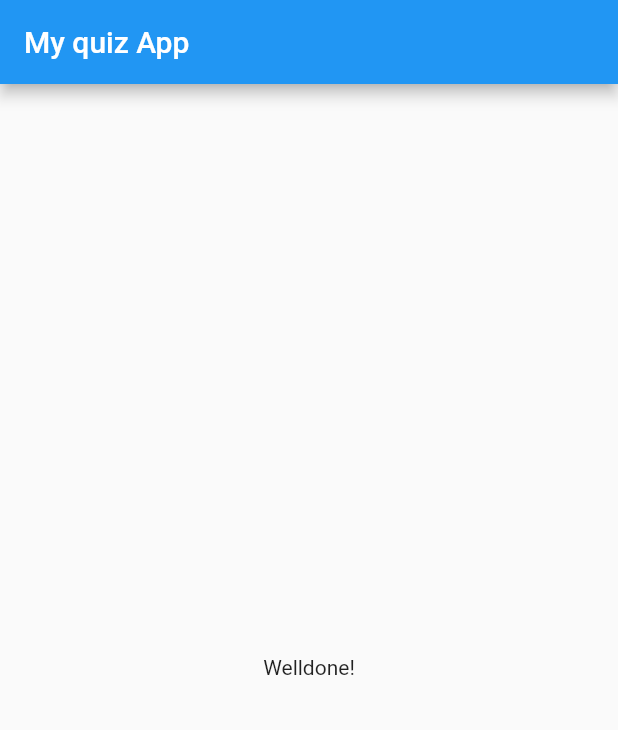
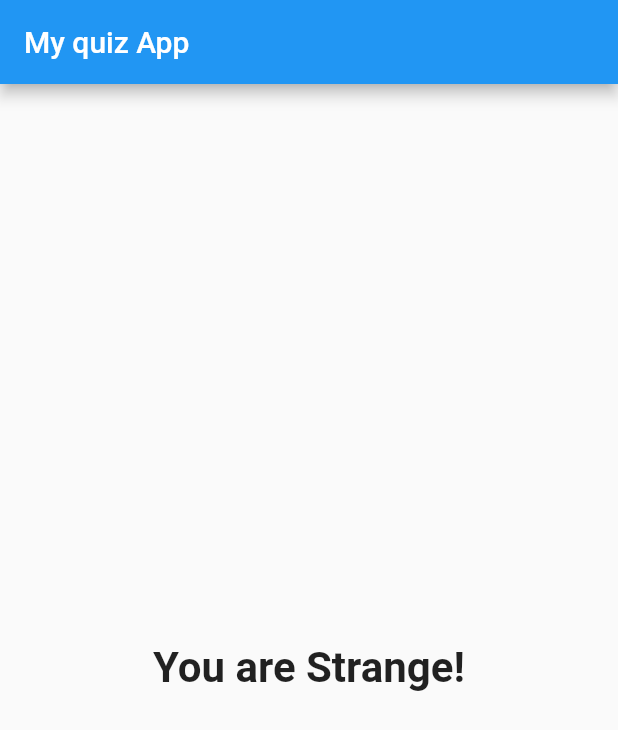
Before and after one commit to eldeeno/quiz_app, a Flutter app: the screen it shows after launch, after a tap on "Black", after a tap on "Cat", after a tap on "Toyota", on a phone screen of 412 x 824 dp. Shown: the top 730 px of the screen. Run offline on Flutter 3.47's test engine with Material 2 defaults, Android fonts, the phone set to English and light mode, and no system bars.

Commit message:
Added quiz result display

```diff
--- a/lib/main.dart
+++ b/lib/main.dart
@@ -14,21 +14,38 @@ class MyApp extends StatefulWidget {
 
 class _MyAppState extends State {
   int _questionIndex = 0;
+  int _totScore = 0;
   final _questions = const [
     {
       'questiontext': 'What\'s your favorite color?',
-      'answers': ['Black', 'Red', 'Blue', 'Green']
+      'answers': [
+        {'text': 'Black', 'score': 10},
+        {'text': 'Red', 'score': 5},
+        {'text': 'Blue', 'score': 3},
+        {'text': 'Green', 'score': 2}
+      ]
     },
     {
       'questiontext': 'What\'s your favorite animal?',
-      'answers': ['Dog', 'Cat', 'Horse', 'Camel']
+      'answers': [
+        {'text': 'Dog', 'score': 10},
+        {'text': 'Cat', 'score': 2},
+        {'text': 'Horse', 'score': 4},
+        {'text': 'Camel', 'score': 6}
+      ]
     },
     {
       'questiontext': 'What\'s your favorite car brand?',
-      'answers': ['Mercedes', 'BMW', 'Toyota', 'Bema']
+      'answers': [
+        {'text': 'Mercedes', 'score': 10},
+        {'text': 'BMW', 'score': 8},
+        {'text': 'Toyota', 'score': 3},
+        {'text': 'Bentley', 'score': 5}
+      ]
     },
   ];
-  void _answerQuestion() {
+  void _answerQuestion(int score) {
+    _totScore += score;
     setState(() {
       _questionIndex = _questionIndex + 1;
     });
@@ -44,8 +61,12 @@ class _MyAppState extends State {
         body: Container(
           padding: EdgeInsets.only(top: 10.0),
           child: _questionIndex < _questions.length
-              ? Quiz(answerQuestion: _answerQuestion, questionIndex: _questionIndex, questions: _questions,)
-              : Result(message: 'Welldone!',),
+              ? Quiz(
+                  answerQuestion: _answerQuestion,
+                  questionIndex: _questionIndex,
+                  questions: _questions,
+                )
+              : Result(_totScore),
         ),
       ),
     );
--- a/lib/quiz.dart
+++ b/lib/quiz.dart
@@ -20,8 +20,8 @@ class Quiz extends StatelessWidget {
     return Column(
       children: [
         Question(questions[questionIndex]['questiontext']),
-        ...(questions[questionIndex]['answers'] as List<String>).map((answer) {
-          return Answer(answerQuestion, answer);
+        ...(questions[questionIndex]['answers'] as List<Map<String, Object>>).map((answer) {
+          return Answer(() => answerQuestion(answer['score']), answer['text']);
         }).toList()
       ],
     );
--- a/lib/result.dart
+++ b/lib/result.dart
@@ -1,14 +1,37 @@
 import 'package:flutter/material.dart';
 
 class Result extends StatelessWidget {
-  final String message;
+  final int resultScore;
 
-  Result({this.message});
+  Result(this.resultScore);
+
+  String get resultPhrase{
+    var resultText;
+
+    if(resultScore <= 8) {
+      resultText = 'You are awesome and innocent!';
+    } else if(resultScore <= 12) {
+      resultText = 'Pretty likeable!';
+    } else if(resultScore <= 16) {
+      resultText = 'You are Strange!';
+    }
+    else {
+      resultText = 'You are so bad!';
+    }
+    return resultText;
+  }
 
   @override
   Widget build(BuildContext context) {
     return Center(
-      child: Text(message),
+      child: Text(
+        resultPhrase,
+        style: TextStyle(
+          fontSize: 28,
+          fontWeight: FontWeight.bold,
+        ),
+        textAlign: TextAlign.center,
+      ),
     );
   }
 }
```
